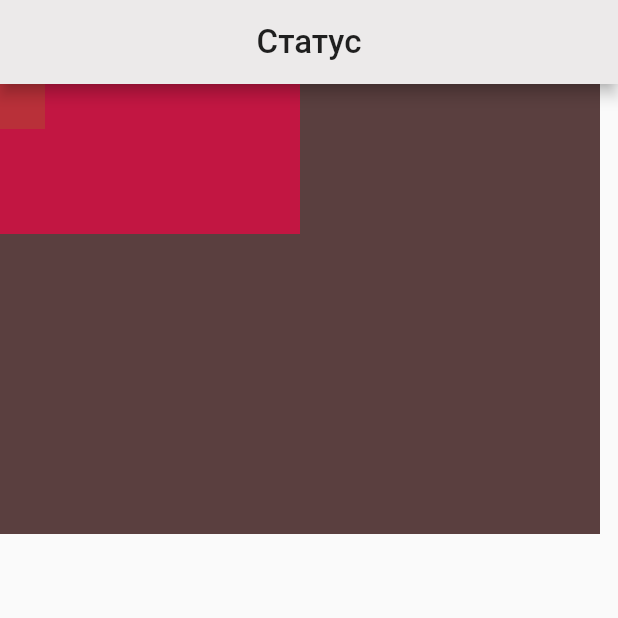
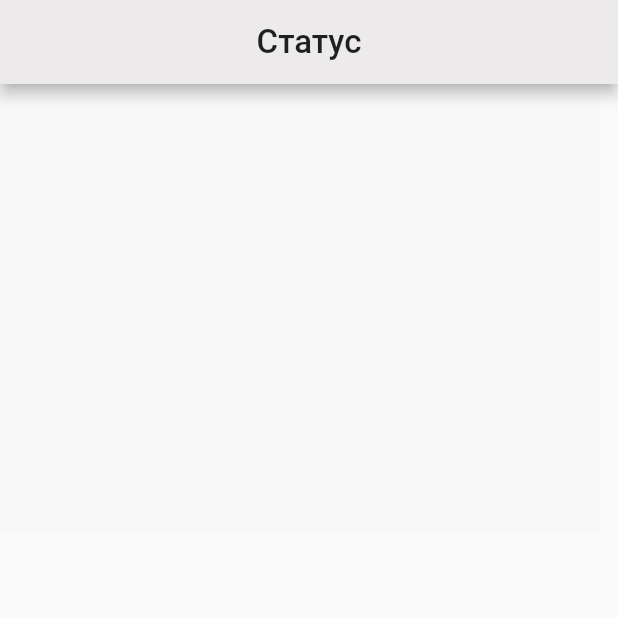
Before and after one commit to Velp6268/AppHealthStatus, a Flutter app: the Status screen opened directly, on a phone screen of 412 x 824 dp, the top half of it. Run offline on Flutter 3.47's test engine with Material 2 defaults, Android fonts, the phone set to English and light mode, and no system bars.

```diff
--- a/lib/Frames/Status.dart
+++ b/lib/Frames/Status.dart
@@ -21,22 +21,11 @@ class Status extends StatelessWidget {
 
       body:  Container(
         height: 300,
-        color: Color.fromARGB(200, 46, 11, 11),
+        color: Color.fromARGB(2, 46, 1, 1),
         width: 400,
          child: Stack(
 
             children: [
-               Container(
-                 height: 30,
-                 width: 30,
-                 color: Color.fromARGB(201, 33,222, 11),),
-                 Container(
-                  height: 100,
-                  width: 200,
-                  color: Color.fromARGB(201, 222, 11, 67),
-
-                )
-
 
 
             ],
```
Also changed, not shown: lib/Frames/Profile.dart (+32 -24 lines).
